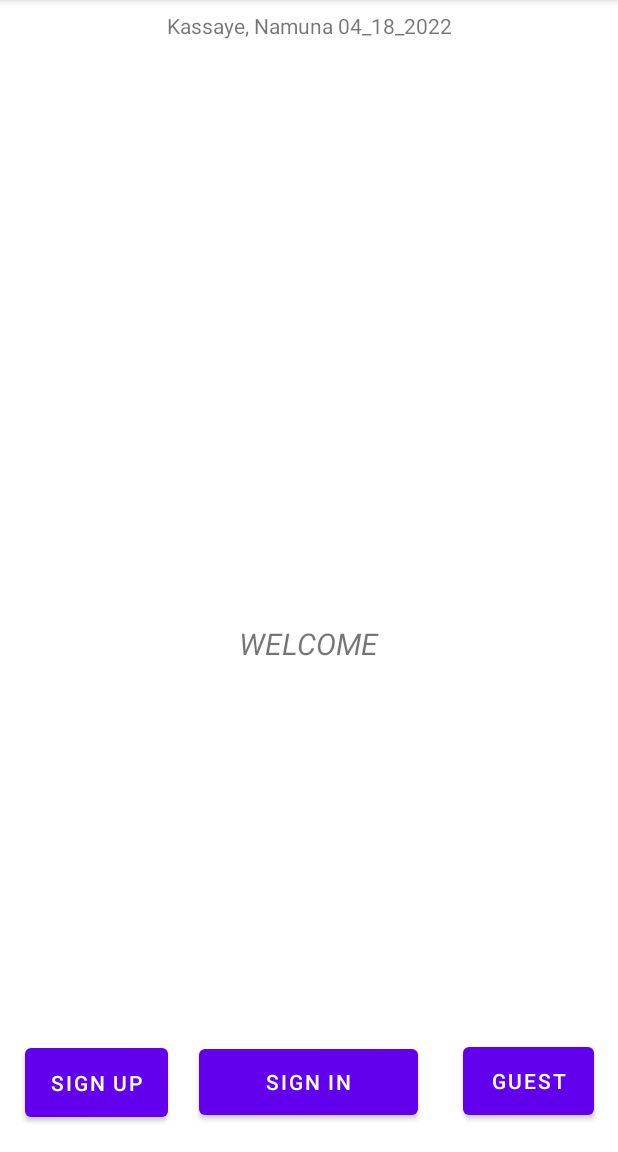
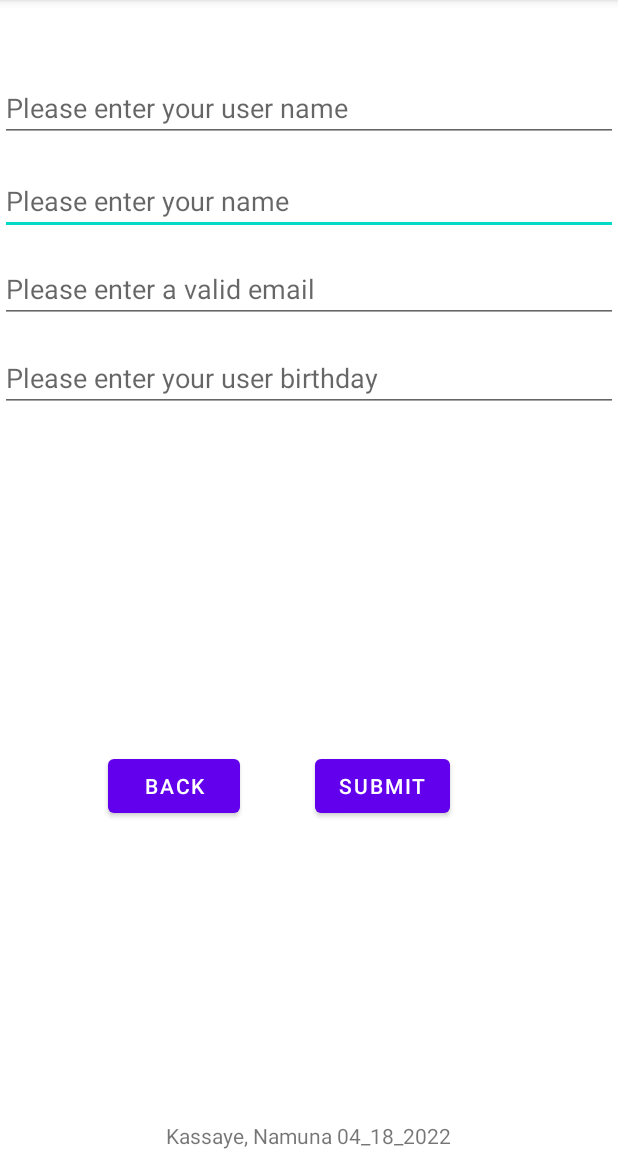
Before and after one commit to nk9487/AD340-HelloWorld, an Android app: the screen it shows after launch (MainActivity), on a phone screen of 412 x 824 dp, the part 84-1236 px from its top. Run offline under Robolectric (Android 15) with nearby library versions, the phone set to English and light mode, and no system bars.

Commit message:
Gradle fixed

```diff
--- a/app/src/main/java/com/example/helloworld/MainActivity.java
+++ b/app/src/main/java/com/example/helloworld/MainActivity.java
@@ -1,51 +1,104 @@
 package com.example.helloworld;
 
+import android.app.DatePickerDialog;
 import android.content.Intent;
 import android.os.Bundle;
+import android.util.Patterns;
 import android.view.View;
 import android.widget.Button;
+import android.widget.DatePicker;
+import android.widget.EditText;
 import android.widget.TextView;
+import android.widget.Toast;
 
 import androidx.appcompat.app.AppCompatActivity;
 
+import java.text.SimpleDateFormat;
+import java.util.Calendar;
+import java.util.Locale;
+
 public class MainActivity extends AppCompatActivity {
-    Button signUp;
-    Button signIn;
-    Button guest;
-    TextView text1;
+    private EditText nameField;
+    private EditText emailField;
+    private EditText userField;
+    final Calendar myCalendar= Calendar.getInstance();
+    private EditText datePicked;
+    private Button submit;
+    private Button back;
+    private TextView thankYouName;
+
 
     @Override
     protected void onCreate(Bundle savedInstanceState) {
+
+
         super.onCreate(savedInstanceState);
         setContentView(R.layout.activity_main);
 
+        nameField = findViewById(R.id.name);
+        emailField = findViewById(R.id.email);
+        userField = findViewById(R.id.user_name);
+        datePicker();
+        //goBack();
+    }
 
-        // sign up Button
-        signUp = (Button)findViewById(R.id.button_sign_up);
-        signUp.setOnClickListener(new View.OnClickListener() {
-            public void onClick(View v){
-                Intent intent = new Intent(MainActivity.this, Registration.class);
-                startActivity(intent);
+    // validating
+    public void onSubmit(View view){
+        String name = nameField.toString();
+        String email = emailField.toString();
+        String username = userField.toString();
+        //validate missing fields
+        if (name.equals("") || email.equals("") || username.equals("")){
+            Toast.makeText(getApplicationContext(),getString(R.string.please_enter_a_valid_email),Toast.LENGTH_LONG).show();
+            return;
+        }
+        //validate email
+        if(!Patterns.EMAIL_ADDRESS.matcher(email).matches()){
+            Toast.makeText(getApplicationContext(),getString(R.string.please_enter_a_valid_email),Toast.LENGTH_LONG).show();
+            return;
+        }
+        Intent intent = new Intent(getApplicationContext(), Welcome.class);
+        intent.putExtra(Constants.USER_NAME_KEY, username);
+        startActivity(intent);
+    }
+    private void datePicker(){
+        //Adding date picker
+        datePicked = (EditText)findViewById(R.id.birthday);
+        DatePickerDialog.OnDateSetListener date = new DatePickerDialog.OnDateSetListener(){
+            @Override
+            public void onDateSet(DatePicker v, int year, int month, int day){
+                myCalendar.set(Calendar.YEAR,year);
+                myCalendar.set(Calendar.MONTH,month);
+                myCalendar.set(Calendar.DATE,day);
+                updateLabel();
             }
-        });
-
-        // sign in Button
-        signIn = (Button)findViewById(R.id.button_sign_in);
-        signIn.setOnClickListener(new View.OnClickListener() {
-            public void onClick(View v){
-                Intent intent = new Intent(MainActivity.this, Registration.class);
-                startActivity(intent);
-            }
-        });
-
-        // guest
-        guest = (Button)findViewById(R.id.button_guest);
-        guest.setOnClickListener(new View.OnClickListener() {
-            public void onClick(View v){
-                Intent intent = new Intent(MainActivity.this, Registration.class);
-                startActivity(intent);
+        };
+        datePicked.setOnClickListener(new View.OnClickListener(){
+            @Override
+            public void onClick(View view) {
+                new DatePickerDialog(MainActivity.this,date,
+                        myCalendar.get(Calendar.DAY_OF_YEAR),
+                        myCalendar.get(Calendar.MONTH),
+                        myCalendar.get(Calendar.DAY_OF_MONTH)).show();
             }
         });
 
     }
+    private void updateLabel(){
+        String myFormat="MM/dd/yy";
+        SimpleDateFormat dateFormat=new SimpleDateFormat(myFormat, Locale.US);
+        datePicked.setText(dateFormat.format(myCalendar.getTime()));
+    }
+    private void goBack(){
+        back = (Button)findViewById(R.id.button_back);
+        back.setOnClickListener(new View.OnClickListener() {
+            public void onClick(View v){
+                Intent intent = new Intent(MainActivity.this, MainActivity.class);;
+                startActivity(intent);
+            }
+        });
+    }
+    public String getName(){
+        return userField.toString();
+    }
 }
--- a/app/src/main/res/layout/activity_main.xml
+++ b/app/src/main/res/layout/activity_main.xml
@@ -13,62 +13,78 @@
         android:layout_height="wrap_content"
         android:text="@string/Author_Info"
         app:layout_constraintBottom_toBottomOf="parent"
+        app:layout_constraintHorizontal_bias="0.497"
         app:layout_constraintLeft_toLeftOf="parent"
         app:layout_constraintRight_toRightOf="parent"
         app:layout_constraintTop_toTopOf="parent"
-        app:layout_constraintVertical_bias="0.01" />
+        app:layout_constraintVertical_bias="0.998" />
 
-    <TextView
-        android:id="@+id/welcome"
+    <EditText
+        android:id="@+id/name"
+        android:layout_width="match_parent"
+        android:layout_height="wrap_content"
+        android:layout_marginTop="111dp"
+        android:hint="@string/please_enter_your_name"
+        app:layout_constraintTop_toTopOf="parent"
+        tools:layout_editor_absoluteX="0dp" />
+
+    <EditText
+        android:id="@+id/user_name"
+        android:layout_width="match_parent"
+        android:layout_height="wrap_content"
+        android:layout_marginTop="49dp"
+        android:hint="@string/please_enter_your_user_name"
+        app:layout_constraintTop_toTopOf="parent"
+        tools:layout_editor_absoluteX="0dp" />
+
+    <EditText
+        android:id="@+id/email"
+        android:layout_width="match_parent"
+        android:layout_height="wrap_content"
+        android:layout_marginTop="170dp"
+        android:hint="@string/please_enter_a_valid_email"
+        app:layout_constraintTop_toTopOf="parent"
+        tools:layout_editor_absoluteX="16dp" />
+
+    <EditText
+        android:id="@+id/birthday"
+        android:layout_width="match_parent"
+        android:layout_height="wrap_content"
+        android:layout_marginTop="229dp"
+        android:hint="@string/please_enter_your_user_birthday"
+        app:layout_constraintTop_toTopOf="parent"
+        tools:layout_editor_absoluteX="0dp" />
+
+
+    <Button
+        android:id="@+id/submit_form"
         android:layout_width="wrap_content"
         android:layout_height="wrap_content"
-        android:textSize="20dp"
-        android:textStyle="italic"
-        android:text="@string/welcome"
+        android:layout_marginStart="210dp"
+        android:layout_marginTop="335dp"
+        android:layout_marginEnd="111dp"
+        android:layout_marginBottom="220dp"
+        android:text="@string/submit_button"
+        android:onClick="onSubmit"
         app:layout_constraintBottom_toBottomOf="parent"
-        app:layout_constraintLeft_toLeftOf="parent"
-        app:layout_constraintRight_toRightOf="parent"
+        app:layout_constraintEnd_toEndOf="parent"
+        app:layout_constraintHorizontal_bias="0.0"
+        app:layout_constraintStart_toStartOf="parent"
         app:layout_constraintTop_toTopOf="parent"
-        app:layout_constraintVertical_bias="0.561" />
+        app:layout_constraintVertical_bias="1.0" />
 
     <Button
-        android:id="@+id/button_sign_up"
-        android:layout_width="95dp"
-        android:layout_height="58dp"
-        android:text="@string/sign_up"
+        android:id="@+id/button_back"
+        android:layout_width="wrap_content"
+        android:layout_height="wrap_content"
+        android:layout_marginTop="335dp"
+        android:layout_marginEnd="252dp"
+        android:layout_marginBottom="220dp"
+        android:text="@string/back_button"
         app:layout_constraintBottom_toBottomOf="parent"
-        app:layout_constraintHorizontal_bias="0.053"
-        app:layout_constraintLeft_toLeftOf="parent"
-        app:layout_constraintRight_toRightOf="parent"
+        app:layout_constraintEnd_toEndOf="parent"
         app:layout_constraintTop_toTopOf="parent"
-        app:layout_constraintVertical_bias="0.976"
-        tools:ignore="MissingConstraints" />
-
-    <Button
-        android:id="@+id/button_sign_in"
-        android:layout_width="87dp"
-        android:layout_height="57dp"
-        android:text="@string/guest"
-        app:layout_constraintBottom_toBottomOf="parent"
-        app:layout_constraintHorizontal_bias="0.95"
-        app:layout_constraintLeft_toLeftOf="parent"
-        app:layout_constraintRight_toRightOf="parent"
-        app:layout_constraintTop_toTopOf="parent"
-        app:layout_constraintVertical_bias="0.974"
-        tools:ignore="MissingConstraints" />
-
-    <Button
-        android:id="@+id/button_guest"
-        android:layout_width="146dp"
-        android:layout_height="56dp"
-        android:text="@string/sign_in"
-        app:layout_constraintBottom_toBottomOf="parent"
-        app:layout_constraintHorizontal_bias="0.498"
-        app:layout_constraintLeft_toLeftOf="parent"
-        app:layout_constraintRight_toRightOf="parent"
-        app:layout_constraintTop_toTopOf="parent"
-        app:layout_constraintVertical_bias="0.974"
-        tools:ignore="MissingConstraints" />
+        app:layout_constraintVertical_bias="1.0" />
 
 
 </androidx.constraintlayout.widget.ConstraintLayout>
```
